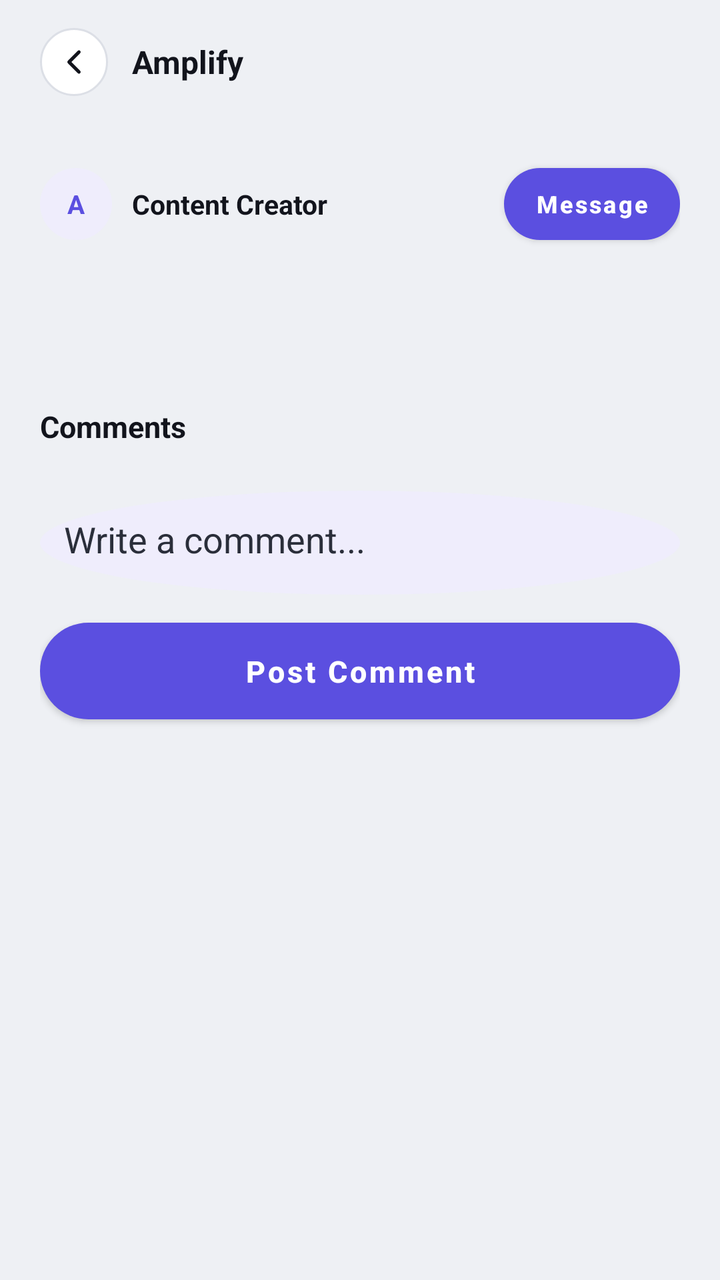
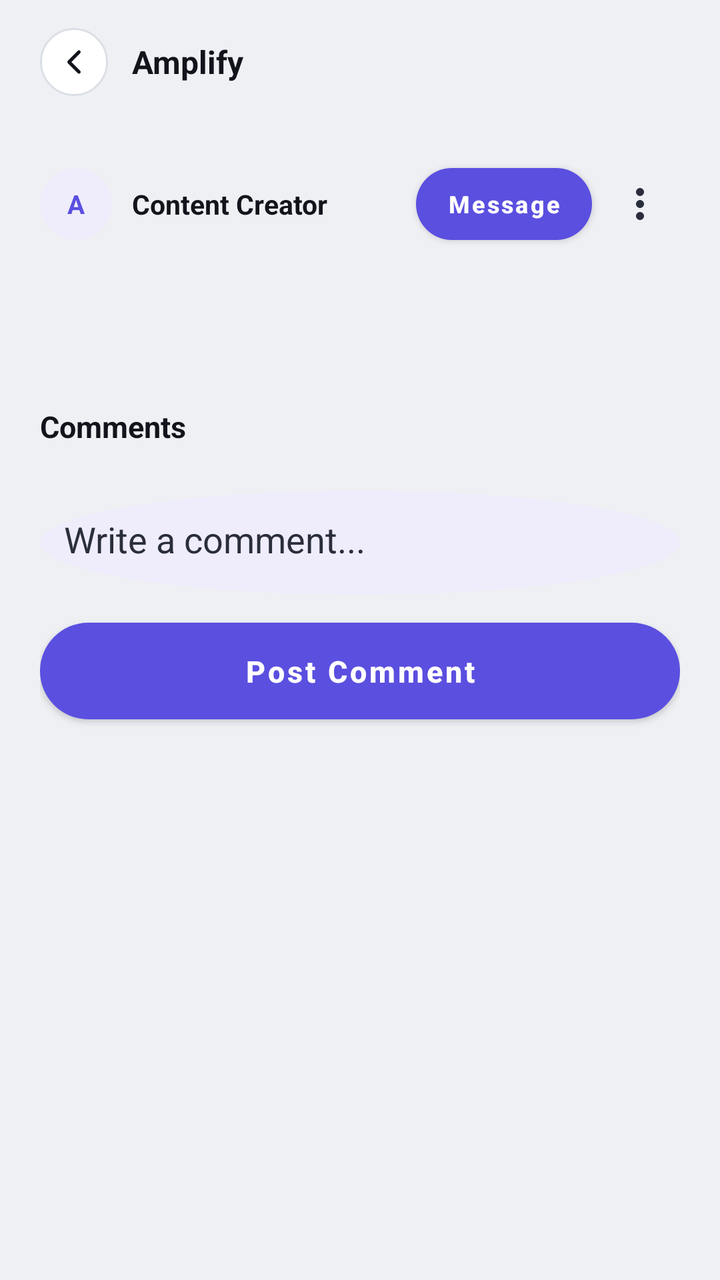

Before-and-after screenshots of an Android layout around one commit, followed by the original layout XML and the change that was made.
<!-- AndroidManifest.xml: application theme Theme.Amplify -->
<!-- res/layout/activity_view_post.xml -->
<?xml version="1.0" encoding="utf-8"?>
<LinearLayout xmlns:android="http://schemas.android.com/apk/res/android"
    android:layout_width="match_parent"
    android:layout_height="match_parent"
    android:background="@color/paper"
    android:orientation="vertical">

    
    <include
        android:id="@+id/header"
        layout="@layout/header_back" />

    <ScrollView
        android:layout_width="match_parent"
        android:layout_height="0dp"
        android:layout_weight="1"
        android:fillViewport="true">

        <LinearLayout
            android:layout_width="match_parent"
            android:layout_height="wrap_content"
            android:orientation="vertical"
            android:padding="20dp">

            
            <LinearLayout
                android:layout_width="match_parent"
                android:layout_height="wrap_content"
                android:layout_marginBottom="14dp"
                android:gravity="center_vertical"
                android:orientation="horizontal">

                <TextView
                    android:id="@+id/tvAvatar"
                    android:layout_width="36dp"
                    android:layout_height="36dp"
                    android:layout_marginEnd="10dp"
                    android:background="@drawable/bg_avatar_circle"
                    android:gravity="center"
                    android:text="A"
                    android:textColor="@color/accent"
                    android:textSize="13sp"
                    android:textStyle="bold" />

                <LinearLayout
                    android:layout_width="0dp"
                    android:layout_height="wrap_content"
                    android:layout_weight="1"
                    android:orientation="vertical">

                    <TextView
                        android:id="@+id/tvAuthorName"
                        android:layout_width="wrap_content"
                        android:layout_height="wrap_content"
                        android:text="Content Creator"
                        android:textColor="@color/ink"
                        android:textSize="13.5sp"
                        android:textStyle="bold" />

                    <LinearLayout
                        android:id="@+id/verifiedContainer"
                        android:layout_width="wrap_content"
                        android:layout_height="wrap_content"
                        android:gravity="center_vertical"
                        android:orientation="horizontal"
                        android:visibility="gone">

                        <ImageView
                            android:layout_width="12dp"
                            android:layout_height="9dp"
                            android:layout_marginEnd="3dp"
                            android:src="@drawable/ic_verified_mark" />

                        <TextView
                            android:layout_width="wrap_content"
                            android:layout_height="wrap_content"
                            android:text="Verified"
                            android:textColor="@color/teal"
                            android:textSize="10.5sp"
                            android:textStyle="bold" />

                    </LinearLayout>
                </LinearLayout>

                <com.google.android.material.button.MaterialButton
                    android:id="@+id/btnMessageCreator"
                    style="@style/Amplify.Button.Primary"
                    android:layout_width="wrap_content"
                    android:layout_height="wrap_content"
                    android:paddingStart="14dp"
                    android:paddingTop="6dp"
                    android:paddingEnd="14dp"
                    android:paddingBottom="6dp"
                    android:text="Message"
                    android:textSize="12sp" />

            </LinearLayout>

            
            <TextView
                android:id="@+id/tvPostTitle"
                android:layout_width="match_parent"
                android:layout_height="wrap_content"
                android:layout_marginBottom="8dp"
                android:textColor="@color/ink"
                android:textSize="18sp"
                android:textStyle="bold" />

            
            <TextView
                android:id="@+id/tvPostBody"
                android:layout_width="match_parent"
                android:layout_height="wrap_content"
                android:layout_marginBottom="12dp"
                android:lineSpacingMultiplier="1.4"
                android:textColor="@color/ink_soft"
                android:textSize="13.5sp" />

            
            <FrameLayout
                android:id="@+id/mediaContainer"
                android:layout_width="match_parent"
                android:layout_height="220dp"
                android:layout_marginBottom="14dp"
                android:visibility="gone">

                <ImageView
                    android:id="@+id/ivPostMedia"
                    android:layout_width="match_parent"
                    android:layout_height="match_parent"
                    android:contentDescription="Post image"
                    android:scaleType="fitCenter"
                    android:visibility="gone" />

                <VideoView
                    android:id="@+id/videoPostMedia"
                    android:layout_width="match_parent"
                    android:layout_height="match_parent"
                    android:visibility="gone" />

            </FrameLayout>

            
            <LinearLayout
                android:id="@+id/tagContainer"
                android:layout_width="wrap_content"
                android:layout_height="wrap_content"
                android:layout_marginBottom="20dp"
                android:orientation="horizontal"
                android:visibility="gone">

                <TextView
                    android:id="@+id/tvTagOne"
                    style="@style/Amplify.Tag"
                    android:layout_width="wrap_content"
                    android:layout_height="wrap_content"
                    android:layout_marginEnd="6dp" />

                <TextView
                    android:id="@+id/tvTagTwo"
                    style="@style/Amplify.Tag"
                    android:layout_width="wrap_content"
                    android:layout_height="wrap_content" />

            </LinearLayout>

            
            <TextView
                android:layout_width="wrap_content"
                android:layout_height="wrap_content"
                android:layout_marginBottom="10dp"
                android:text="Comments"
                android:textColor="@color/ink"
                android:textSize="15sp"
                android:textStyle="bold" />

            
            <LinearLayout
                android:id="@+id/commentContainer"
                android:layout_width="match_parent"
                android:layout_height="wrap_content"
                android:orientation="vertical" />

            
            <EditText
                android:id="@+id/etComment"
                android:layout_width="match_parent"
                android:layout_height="wrap_content"
                android:layout_marginTop="12dp"
                android:background="@drawable/bg_avatar_circle"
                android:gravity="top|start"
                android:hint="Write a comment..."
                android:inputType="textCapSentences|textMultiLine"
                android:maxLength="2000"
                android:minHeight="52dp"
                android:padding="12dp"
                android:textColor="@color/ink"
                android:textColorHint="@color/ink_soft" />

            <com.google.android.material.button.MaterialButton
                android:id="@+id/btnSubmitComment"
                style="@style/Amplify.Button.Primary"
                android:layout_width="match_parent"
                android:layout_height="wrap_content"
                android:layout_marginTop="8dp"
                android:layout_marginBottom="12dp"
                android:text="Post Comment" />

        </LinearLayout>
    </ScrollView>

</LinearLayout>
<!-- res/layout/header_back.xml (included above) -->
<?xml version="1.0" encoding="utf-8"?>
<LinearLayout xmlns:android="http://schemas.android.com/apk/res/android"
    android:layout_width="match_parent"
    android:layout_height="wrap_content"
    android:orientation="horizontal"
    android:gravity="center_vertical"
    android:paddingStart="20dp"
    android:paddingEnd="20dp"
    android:paddingTop="14dp"
    android:paddingBottom="10dp">

    <ImageButton
        android:id="@+id/btnBack"
        android:layout_width="34dp"
        android:layout_height="34dp"
        android:background="@drawable/bg_circle_button"
        android:src="@drawable/ic_back"
        android:padding="8dp"
        android:contentDescription="Back"
        android:layout_marginEnd="12dp" />

    <TextView
        android:id="@+id/tvHeaderTitle"
        android:layout_width="0dp"
        android:layout_height="wrap_content"
        android:layout_weight="1"
        android:text="Amplify"
        android:textSize="16sp"
        android:textStyle="bold"
        android:textColor="@color/ink" />

</LinearLayout>
<!-- resources referenced by this layout -->
<resources>
  <color name="accent">#5B4FE0</color>
  <color name="ink">#12141C</color>
  <color name="ink_soft">#2A2E3A</color>
  <color name="paper">#EEF0F4</color>
  <color name="teal">#1B8F82</color>
  <!-- drawable bg_avatar_circle (drawable) -->
  <?xml version="1.0" encoding="utf-8"?>
  <shape xmlns:android="http://schemas.android.com/apk/res/android" android:shape="oval">
      <solid android:color="@color/accent_soft" />
  </shape>
  <!-- drawable bg_circle_button (drawable) -->
  <?xml version="1.0" encoding="utf-8"?>
  <shape xmlns:android="http://schemas.android.com/apk/res/android" android:shape="oval">
      <solid android:color="@color/surface" />
      <stroke android:width="1dp" android:color="@color/line" />
  </shape>
  <!-- drawable ic_back (drawable) -->
  <vector xmlns:android="http://schemas.android.com/apk/res/android"
      android:width="20dp" android:height="20dp" android:viewportWidth="24" android:viewportHeight="24">
      <path android:pathData="M15,18L9,12L15,6" android:strokeColor="#12141C" android:strokeWidth="2" android:strokeLineCap="round" android:strokeLineJoin="round" />
  </vector>
  <!-- drawable ic_verified_mark (drawable) -->
  <vector xmlns:android="http://schemas.android.com/apk/res/android"
      android:width="14dp" android:height="10dp" android:viewportWidth="14" android:viewportHeight="10">
      <path android:pathData="M1,5H2.4V10H1Z" android:fillColor="#1B8F82" />
      <path android:pathData="M4.6,0H6V10H4.6Z" android:fillColor="#1B8F82" />
      <path android:pathData="M8.2,3H9.6V10H8.2Z" android:fillColor="#1B8F82" />
  </vector>
  <style name="Amplify.Button.Primary" parent="Widget.MaterialComponents.Button">
          <item name="backgroundTint">@color/accent</item>
          <item name="cornerRadius">28dp</item>
          <item name="android:textAllCaps">false</item>
          <item name="android:textSize">15sp</item>
          <item name="android:textStyle">bold</item>
          <item name="android:paddingTop">14dp</item>
          <item name="android:paddingBottom">14dp</item>
      </style>
  <style name="Amplify.Tag" parent="">
          <item name="android:background">@drawable/bg_tag</item>
          <item name="android:textColor">@color/accent</item>
          <item name="android:textSize">10sp</item>
          <item name="android:fontFamily">monospace</item>
          <item name="android:paddingStart">8dp</item>
          <item name="android:paddingEnd">8dp</item>
          <item name="android:paddingTop">4dp</item>
          <item name="android:paddingBottom">4dp</item>
      </style>
  <style name="Theme.Amplify" parent="Theme.MaterialComponents.Light.NoActionBar">
          <item name="colorPrimary">@color/accent</item>
          <item name="colorPrimaryDark">@color/ink</item>
          <item name="colorAccent">@color/accent</item>
          <item name="android:windowBackground">@color/paper</item>
          <item name="android:statusBarColor">@color/surface</item>
          <item name="android:windowLightStatusBar">true</item>
      </style>
  <color name="accent_soft">#EFEDFC</color>
  <color name="surface">#FFFFFF</color>
  <color name="line">#DCDFE6</color>
  <!-- drawable bg_tag (drawable) -->
  <?xml version="1.0" encoding="utf-8"?>
  <shape xmlns:android="http://schemas.android.com/apk/res/android" android:shape="rectangle">
      <solid android:color="@color/accent_soft" />
      <corners android:radius="6dp" />
  </shape>
</resources>

<!-- the commit's change to res/layout/activity_view_post.xml (unified diff, before → after) -->
@@ -93,6 +93,15 @@
                     android:paddingBottom="6dp"
                     android:text="Message"
                     android:textSize="12sp" />
+
+                <ImageButton
+                    android:id="@+id/btnPostOptions"
+                    android:layout_width="40dp"
+                    android:layout_height="40dp"
+                    android:layout_marginStart="4dp"
+                    android:background="?attr/selectableItemBackgroundBorderless"
+                    android:contentDescription="More options"
+                    android:src="@drawable/ic_more_vert" />
 
             </LinearLayout>
 
<!-- resource entries referenced after the edit -->
@@ -20,6 +20,18 @@
   <vector xmlns:android="http://schemas.android.com/apk/res/android"
       android:width="20dp" android:height="20dp" android:viewportWidth="24" android:viewportHeight="24">
       <path android:pathData="M15,18L9,12L15,6" android:strokeColor="#12141C" android:strokeWidth="2" android:strokeLineCap="round" android:strokeLineJoin="round" />
+  </vector>
+  <!-- drawable ic_more_vert (drawable) -->
+  <?xml version="1.0" encoding="utf-8"?>
+  <vector xmlns:android="http://schemas.android.com/apk/res/android"
+      android:width="24dp"
+      android:height="24dp"
+      android:viewportWidth="24"
+      android:viewportHeight="24"
+      android:tint="@color/ink_soft">
+      <path
+          android:fillColor="#FF000000"
+          android:pathData="M12,8c1.1,0 2,-0.9 2,-2s-0.9,-2 -2,-2 -2,0.9 -2,2 0.9,2 2,2zM12,10c-1.1,0 -2,0.9 -2,2s0.9,2 2,2 2,-0.9 2,-2 -0.9,-2 -2,-2zM12,16c-1.1,0 -2,0.9 -2,2s0.9,2 2,2 2,-0.9 2,-2 -0.9,-2 -2,-2z" />
   </vector>
   <!-- drawable ic_verified_mark (drawable) -->
   <vector xmlns:android="http://schemas.android.com/apk/res/android"
